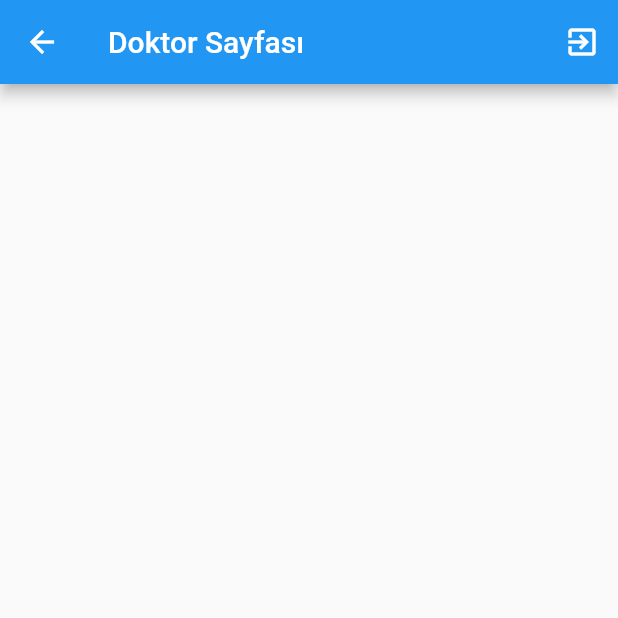
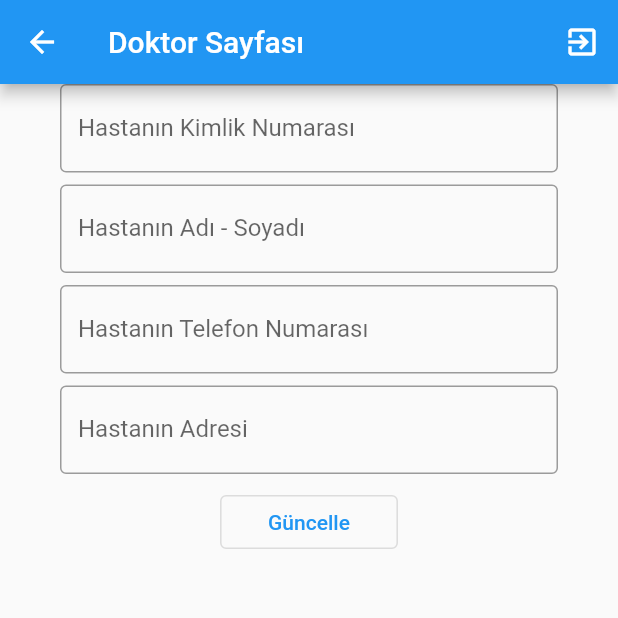
Before and after one commit to malibayram/sifa-poliklinigi, a Flutter app: the Doktor screen opened directly, on a phone screen of 412 x 824 dp, the top half of it. Run offline on Flutter 3.47's test engine with Material 2 defaults, Android fonts, the phone set to English and light mode, and no system bars; our stand-ins replace cloud_firestore, firebase_auth, firebase_core, fluttertoast, hive, hive_flutter; accounts and stored records are empty.

Commit message:
Update doktor.dart

```diff
--- a/poliklinik/lib/pages/doktor.dart
+++ b/poliklinik/lib/pages/doktor.dart
@@ -19,6 +19,50 @@ class Doktor extends StatelessWidget {
             ),
           ],
         ),
-    );
+        body: Padding(
+            padding: const EdgeInsets.symmetric(horizontal: 40),
+            child: Column(
+              children: [
+                Center(),
+                TextField(
+                  decoration: InputDecoration(
+                    border: OutlineInputBorder(),
+                    labelText: "Hastanın Kimlik Numarası",
+                  ),
+                ),
+                SizedBox(height: 8),
+                TextField(
+                  decoration: InputDecoration(
+                    border: OutlineInputBorder(),
+                    labelText: "Hastanın Adı - Soyadı",
+                  ),
+                ),
+                SizedBox(height: 8),
+                TextField(
+                  decoration: InputDecoration(
+                    border: OutlineInputBorder(),
+                    labelText: "Hastanın Telefon Numarası",
+                  ),
+                ),
+                SizedBox(height: 8),
+                TextField(
+                  decoration: InputDecoration(
+                    border: OutlineInputBorder(),
+                    labelText: "Hastanın Adresi",
+                  ),
+                ),
+                SizedBox(height: 8),
+                OutlinedButton(
+                  onPressed: () {},
+                  child: Padding(
+                    padding: const EdgeInsets.symmetric(
+                      vertical: 8.0,
+                      horizontal: 16.0,
+                    ),
+                    child: Text("Güncelle"),
+                  ),
+                )
+              ],
+            )));
   }
 }
```
Lines whose indentation alone changed are shown as unchanged.
